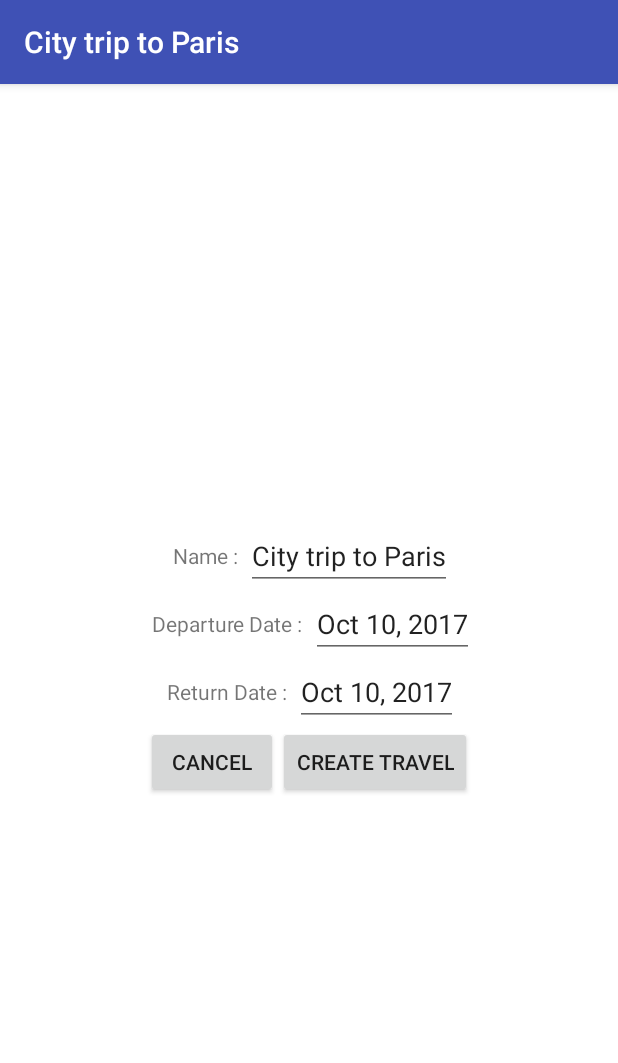
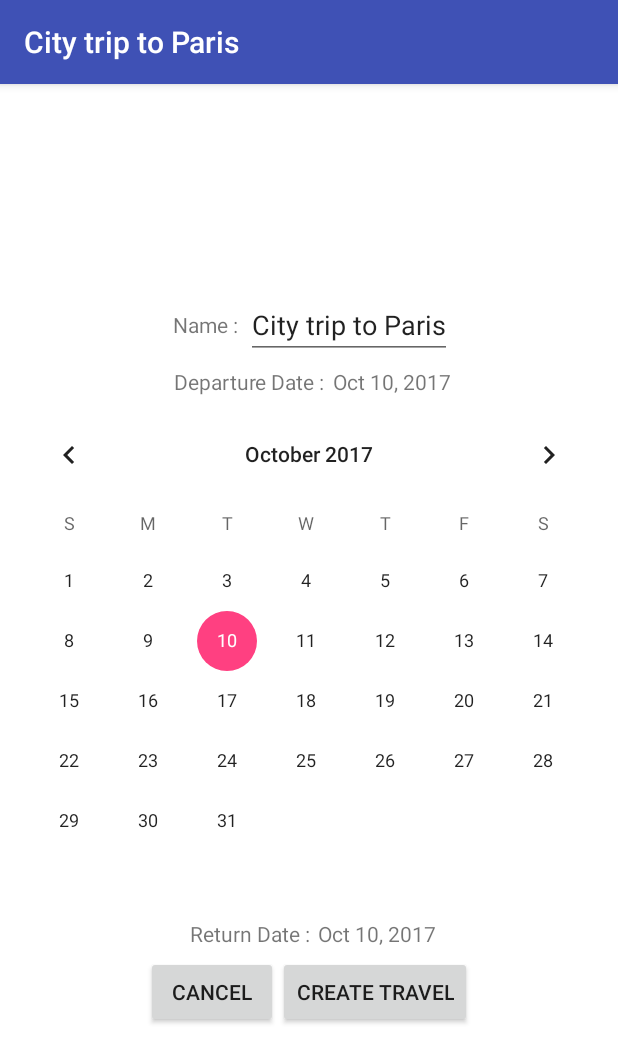
Before and after one commit to Datchik/JourneyDiaries, an Android app: the screen it shows after launch (MainActivity), after a tap on "City trip to Paris", on a phone screen of 412 x 824 dp. Shown: the top 1063 px of the screen. Run offline under Robolectric (Android 15) with nearby library versions, the phone set to English and light mode, and no system bars; our stand-ins replace data binding.

```diff
--- a/app/src/main/java/com/tpandroid/cpe/journeydiaries/JourneyListAdapter.java
+++ b/app/src/main/java/com/tpandroid/cpe/journeydiaries/JourneyListAdapter.java
@@ -8,11 +8,7 @@ import android.view.ViewGroup;
 
 import com.tpandroid.cpe.journeydiaries.databinding.JourneyItemBinding;
 
-import java.text.DateFormat;
-import java.text.SimpleDateFormat;
-import java.util.Calendar;
 import java.util.List;
-import java.util.Locale;
 
 
 /**
--- a/app/src/main/res/layout/new_journey_fragment.xml
+++ b/app/src/main/res/layout/new_journey_fragment.xml
@@ -45,13 +45,17 @@
                 android:layout_height="wrap_content"
                 android:layout_margin="5dp"/>
 
-            <EditText
-                android:id="@+id/start_date"
+            <TextView
                 android:text="@{jvm.from}"
                 android:layout_width="wrap_content"
                 android:layout_height="wrap_content"
                 android:inputType="date" />
         </LinearLayout>
+
+        <CalendarView
+            android:id="@+id/calendarView2"
+            android:layout_width="match_parent"
+            android:layout_height="wrap_content"/>
 
         <LinearLayout
             android:layout_width="match_parent"
@@ -65,8 +69,7 @@
                 android:layout_height="wrap_content"
                 android:layout_margin="5dp"/>
 
-            <EditText
-                android:id="@+id/end_date"
+            <TextView
                 android:text="@{jvm.to}"
                 android:layout_width="wrap_content"
                 android:layout_height="wrap_content"
@@ -90,9 +93,8 @@
                 android:id="@+id/button2"
                 android:layout_width="wrap_content"
                 android:layout_height="wrap_content"
-                android:onClick="@{() -> jvm.createNewJourney()}"
+                android:onClick="@{() -> jvm.createNewJourney(jvm.name, jvm.from, jvm.to)}"
                 android:text="@string/create_travel" />
-
         </LinearLayout>
 
     </LinearLayout>
```
Also changed, not shown: app/src/main/java/com/tpandroid/cpe/journeydiaries/JourneyViewModel.java (+8 -4 lines).
